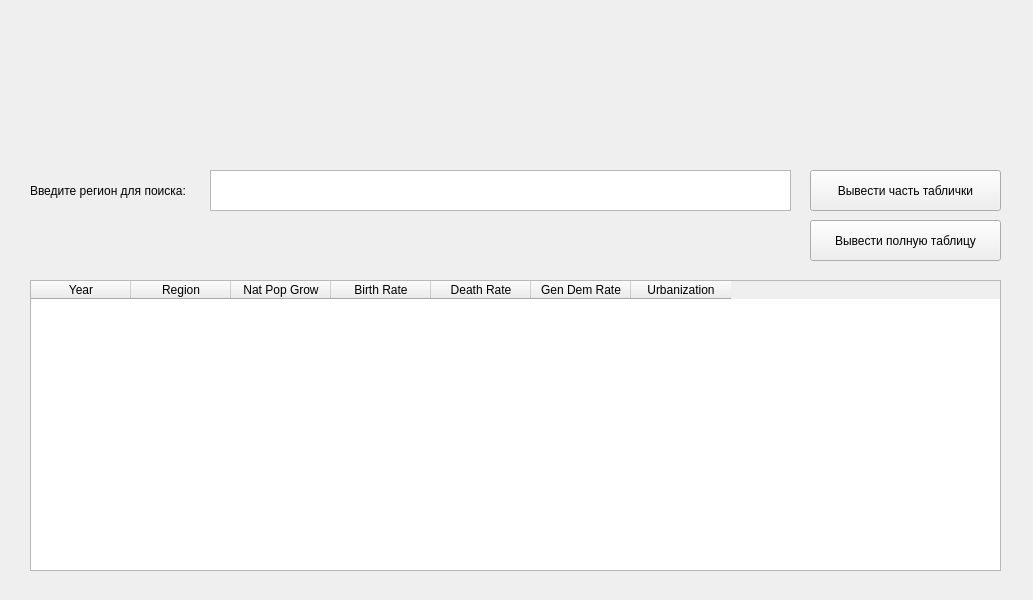
Qt form lab2_csv_app/mainwindow.ui (EndRiKeR/labQT) before a commit.
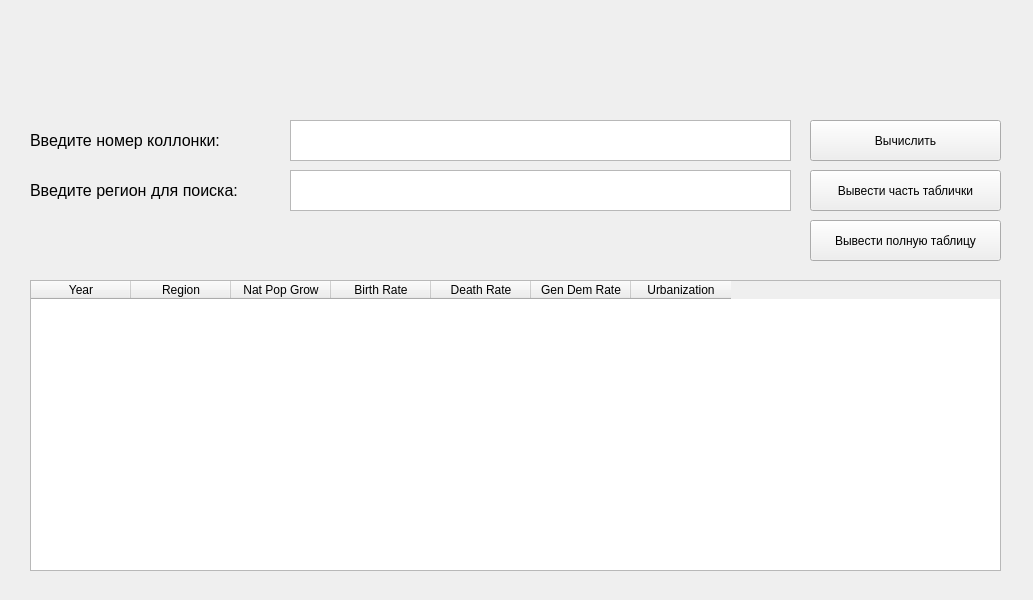
The same form after that commit.

The edit to the form file:
```diff
--- a/lab2_csv_app/mainwindow.ui
+++ b/lab2_csv_app/mainwindow.ui
@@ -91,26 +91,82 @@
    <widget class="QTextEdit" name="txt_region">
     <property name="geometry">
      <rect>
-      <x>210</x>
+      <x>290</x>
       <y>170</y>
-      <width>581</width>
+      <width>501</width>
       <height>41</height>
      </rect>
     </property>
+    <property name="font">
+     <font>
+      <pointsize>13</pointsize>
+     </font>
+    </property>
    </widget>
    <widget class="QLabel" name="lbl_region">
     <property name="geometry">
      <rect>
       <x>30</x>
       <y>170</y>
-      <width>191</width>
+      <width>261</width>
       <height>41</height>
      </rect>
     </property>
+    <property name="font">
+     <font>
+      <pointsize>12</pointsize>
+     </font>
+    </property>
     <property name="text">
      <string>Введите регион для поиска:</string>
     </property>
    </widget>
+   <widget class="QLabel" name="lbl_column">
+    <property name="geometry">
+     <rect>
+      <x>30</x>
+      <y>120</y>
+      <width>261</width>
+      <height>41</height>
+     </rect>
+    </property>
+    <property name="font">
+     <font>
+      <pointsize>12</pointsize>
+     </font>
+    </property>
+    <property name="text">
+     <string>Введите номер коллонки:</string>
+    </property>
+   </widget>
+   <widget class="QTextEdit" name="txt_column">
+    <property name="geometry">
+     <rect>
+      <x>290</x>
+      <y>120</y>
+      <width>501</width>
+      <height>41</height>
+     </rect>
+    </property>
+    <property name="font">
+     <font>
+      <pointsize>13</pointsize>
+     </font>
+    </property>
+   </widget>
+   <widget class="QPushButton" name="btn_column_count">
+    <property name="geometry">
+     <rect>
+      <x>810</x>
+      <y>120</y>
+      <width>191</width>
+      <height>41</height>
+     </rect>
+    </property>
+    <property name="text">
+     <string>Вычислить</string>
+    </property>
+   </widget>
   </widget>
  </widget>
  <resources/>
```
